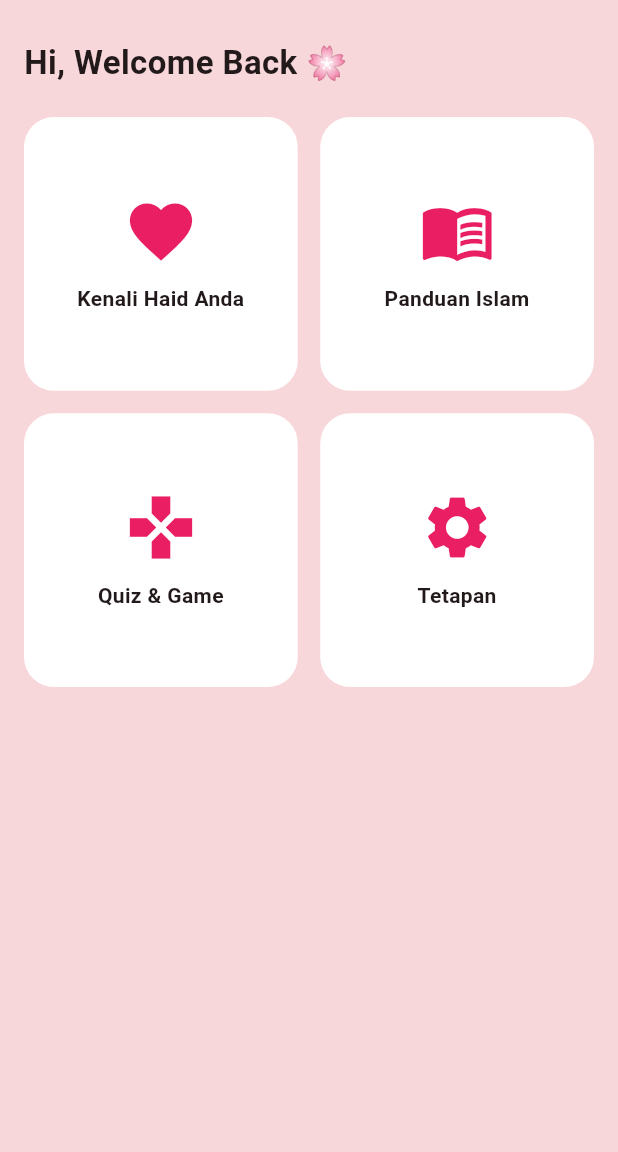
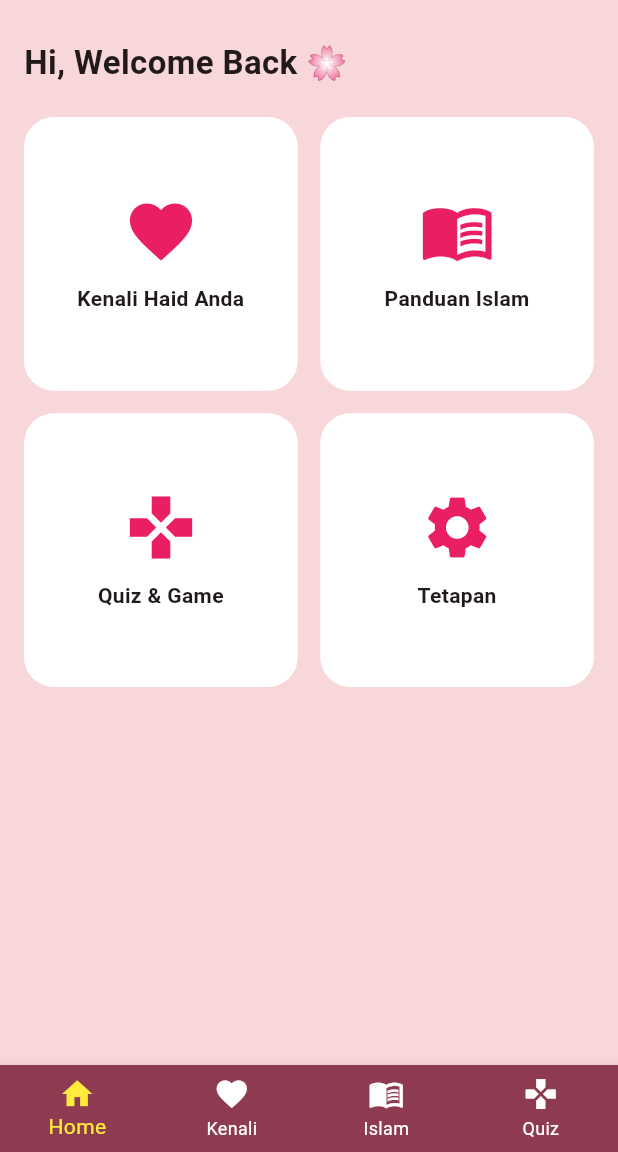
Before and after one commit to Wan-Izzaty/blooming_petal, a Flutter app: the screen it shows after launch, after a tap on "Panduan Islam", on a phone screen of 412 x 824 dp, the part 84-1236 px from its top. Run offline on Flutter 3.47's test engine with Material 3 defaults, Android fonts, the phone set to English and light mode, and no system bars.

Commit message:
coding changed

```diff
--- /dev/null
+++ b/lib/home_screen.dart
@@ -0,0 +1,110 @@
+import 'package:flutter/material.dart';
+import 'kenali_screen.dart';
+
+class HomeScreen extends StatelessWidget {
+  const HomeScreen({super.key});
+
+  Widget menuButton({
+    required IconData icon,
+    required String title,
+    required VoidCallback onTap,
+  }) {
+    return GestureDetector(
+      onTap: onTap,
+      child: Container(
+        decoration: BoxDecoration(
+          color: Colors.white,
+          borderRadius: BorderRadius.circular(20),
+        ),
+        padding: const EdgeInsets.all(16),
+
+        child: Column(
+          mainAxisAlignment: MainAxisAlignment.center,
+          children: [
+            Icon(icon, size: 50, color: Colors.pink),
+
+            const SizedBox(height: 10),
+
+            Text(
+              title,
+              textAlign: TextAlign.center,
+              style: const TextStyle(fontWeight: FontWeight.bold),
+            ),
+          ],
+        ),
+      ),
+    );
+  }
+
+  @override
+  Widget build(BuildContext context) {
+    return Scaffold(
+      backgroundColor: const Color(0xFFF8D7DA),
+
+      appBar: AppBar(
+        backgroundColor: Colors.pink,
+        title: const Text("Blooming Petals"),
+      ),
+
+      body: Padding(
+        padding: const EdgeInsets.all(16),
+
+        child: Column(
+          crossAxisAlignment: CrossAxisAlignment.start,
+
+          children: [
+            const SizedBox(height: 10),
+
+            const Text(
+              "Hi, Welcome Back 🌸",
+              style: TextStyle(fontSize: 22, fontWeight: FontWeight.bold),
+            ),
+
+            const SizedBox(height: 20),
+
+            Expanded(
+              child: GridView.count(
+                crossAxisCount: 2,
+                crossAxisSpacing: 15,
+                mainAxisSpacing: 15,
+
+                children: [
+                  menuButton(
+                    icon: Icons.favorite,
+                    title: "Kenali Haid Anda",
+                    onTap: () {
+                      Navigator.push(
+                        context,
+                        MaterialPageRoute(
+                          builder: (context) => const KenaliScreen(),
+                        ),
+                      );
+                    },
+                  ),
+
+                  menuButton(
+                    icon: Icons.menu_book,
+                    title: "Panduan Islam",
+                    onTap: () {},
+                  ),
+
+                  menuButton(
+                    icon: Icons.games,
+                    title: "Quiz & Game",
+                    onTap: () {},
+                  ),
+
+                  menuButton(
+                    icon: Icons.settings,
+                    title: "Tetapan",
+                    onTap: () {},
+                  ),
+                ],
+              ),
+            ),
+          ],
+        ),
+      ),
+    );
+  }
+}
--- /dev/null
+++ b/lib/islamic_screen.dart
@@ -0,0 +1,16 @@
+import 'package:flutter/material.dart';
+
+class IslamScreen extends StatelessWidget {
+  const IslamScreen({super.key});
+
+  @override
+  Widget build(BuildContext context) {
+    return const Scaffold(
+      backgroundColor: Color(0xFFF7D6DC),
+
+      body: Center(
+        child: Text("Panduan Islam 🕌", style: TextStyle(fontSize: 24)),
+      ),
+    );
+  }
+}
--- a/lib/main.dart
+++ b/lib/main.dart
@@ -1,5 +1,5 @@
 import 'package:flutter/material.dart';
-import 'kenali_screen.dart'; // Import your new file
+import 'navigation_screen.dart';
 
 void main() {
   runApp(const BloomingPetalsApp());
@@ -12,119 +12,14 @@ class BloomingPetalsApp extends StatelessWidget {
   Widget build(BuildContext context) {
     return MaterialApp(
       debugShowCheckedModeBanner: false,
+
       title: 'Blooming Petals',
+
       theme: ThemeData(
         colorScheme: ColorScheme.fromSeed(seedColor: Colors.pink),
       ),
-      home: const HomeScreen(),
+
+      home: const NavigationScreen(),
     );
   }
 }
-
-class HomeScreen extends StatelessWidget {
-  const HomeScreen({super.key});
-
-  Widget menuButton({
-    required IconData icon,
-    required String title,
-    required VoidCallback onTap,
-  }) {
-    return GestureDetector(
-      onTap: onTap,
-      child: Container(
-        decoration: BoxDecoration(
-          color: Colors.white,
-          borderRadius: BorderRadius.circular(20),
-        ),
-        padding: const EdgeInsets.all(16),
-
-        child: Column(
-          mainAxisAlignment: MainAxisAlignment.center,
-          children: [
-            Icon(icon, size: 50, color: Colors.pink),
-
-            const SizedBox(height: 10),
-
-            Text(
-              title,
-              textAlign: TextAlign.center,
-              style: const TextStyle(fontWeight: FontWeight.bold),
-            ),
-          ],
-        ),
-      ),
-    );
-  }
-
-  @override
-  Widget build(BuildContext context) {
-    return Scaffold(
-      backgroundColor: const Color(0xFFF8D7DA),
-
-      appBar: AppBar(
-        backgroundColor: Colors.pink,
-        title: const Text("Blooming Petals"),
-      ),
-
-      body: Padding(
-        padding: const EdgeInsets.all(16),
-
-        child: Column(
-          crossAxisAlignment: CrossAxisAlignment.start,
-
-          children: [
-            const SizedBox(height: 10),
-
-            const Text(
-              "Hi, Welcome Back 🌸",
-              style: TextStyle(fontSize: 22, fontWeight: FontWeight.bold),
-            ),
-
-            const SizedBox(height: 20),
-
-            Expanded(
-              child: GridView.count(
-                crossAxisCount: 2,
-                crossAxisSpacing: 15,
-                mainAxisSpacing: 15,
-
-                children: [
-                  menuButton(
-                    icon: Icons.favorite,
-                    title: "Kenali Haid Anda",
-                    onTap: () {
-                      Navigator.push(
-                        context,
-                        MaterialPageRoute(
-                          builder: (context) => const KenaliScreen(),
-                        ),
-                      );
-                    },
-                  ),
-
-                  menuButton(
-                    icon: Icons.menu_book,
-                    title: "Panduan Islam",
-                    onTap: () {},
-                  ),
-
-                  menuButton(
-                    icon: Icons.games,
-                    title: "Quiz & Game",
-                    onTap: () {},
-                  ),
-
-                  menuButton(
-                    icon: Icons.settings,
-                    title: "Tetapan",
-                    onTap: () {},
-                  ),
-                ],
-              ),
-            ),
-          ],
-        ),
-      ),
-    );
-  }
-}
--- /dev/null
+++ b/lib/navigation_screen.dart
@@ -0,0 +1,57 @@
+import 'package:flutter/material.dart';
+import 'home_screen.dart';
+import 'kenali_screen.dart';
+import 'islamic_screen.dart';
+import 'quiz_screen.dart';
+
+class NavigationScreen extends StatefulWidget {
+  const NavigationScreen({super.key});
+
+  @override
+  State<NavigationScreen> createState() => _NavigationScreenState();
+}
+
+class _NavigationScreenState extends State<NavigationScreen> {
+  int currentIndex = 0;
+
+  final List<Widget> pages = [
+    const HomeScreen(),
+    const KenaliScreen(),
+    const IslamScreen(),
+    const QuizScreen(),
+  ];
+
+  @override
+  Widget build(BuildContext context) {
+    return Scaffold(
+      body: pages[currentIndex],
+
+      bottomNavigationBar: BottomNavigationBar(
+        currentIndex: currentIndex,
+
+        onTap: (index) {
+          setState(() {
+            currentIndex = index;
+          });
+        },
+
+        type: BottomNavigationBarType.fixed,
+
+        backgroundColor: const Color(0xFF8E3B52),
+
+        selectedItemColor: Colors.yellow,
+        unselectedItemColor: Colors.white,
+
+        items: const [
+          BottomNavigationBarItem(icon: Icon(Icons.home), label: "Home"),
+
+          BottomNavigationBarItem(icon: Icon(Icons.favorite), label: "Kenali"),
+
+          BottomNavigationBarItem(icon: Icon(Icons.menu_book), label: "Islam"),
+
+          BottomNavigationBarItem(icon: Icon(Icons.games), label: "Quiz"),
+        ],
+      ),
+    );
+  }
+}
--- /dev/null
+++ b/lib/quiz_screen.dart
@@ -0,0 +1,16 @@
+import 'package:flutter/material.dart';
+
+class QuizScreen extends StatelessWidget {
+  const QuizScreen({super.key});
+
+  @override
+  Widget build(BuildContext context) {
+    return const Scaffold(
+      backgroundColor: Color(0xFFF7D6DC),
+
+      body: Center(
+        child: Text("Quiz & Game 🎮", style: TextStyle(fontSize: 24)),
+      ),
+    );
+  }
+}
```
